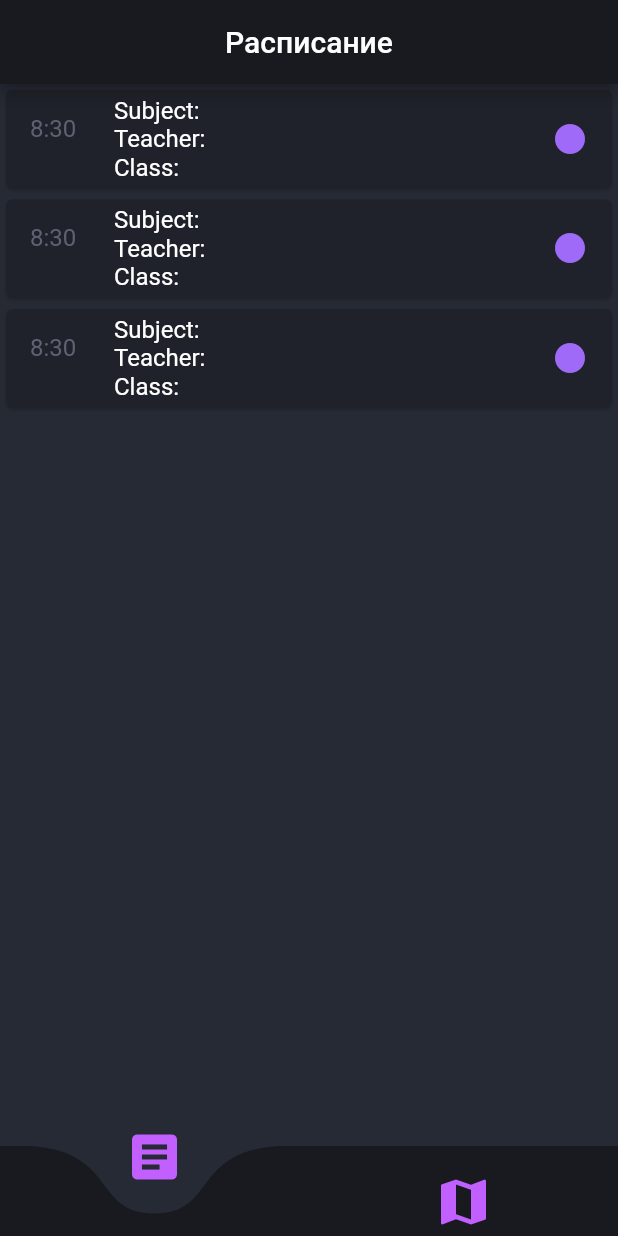
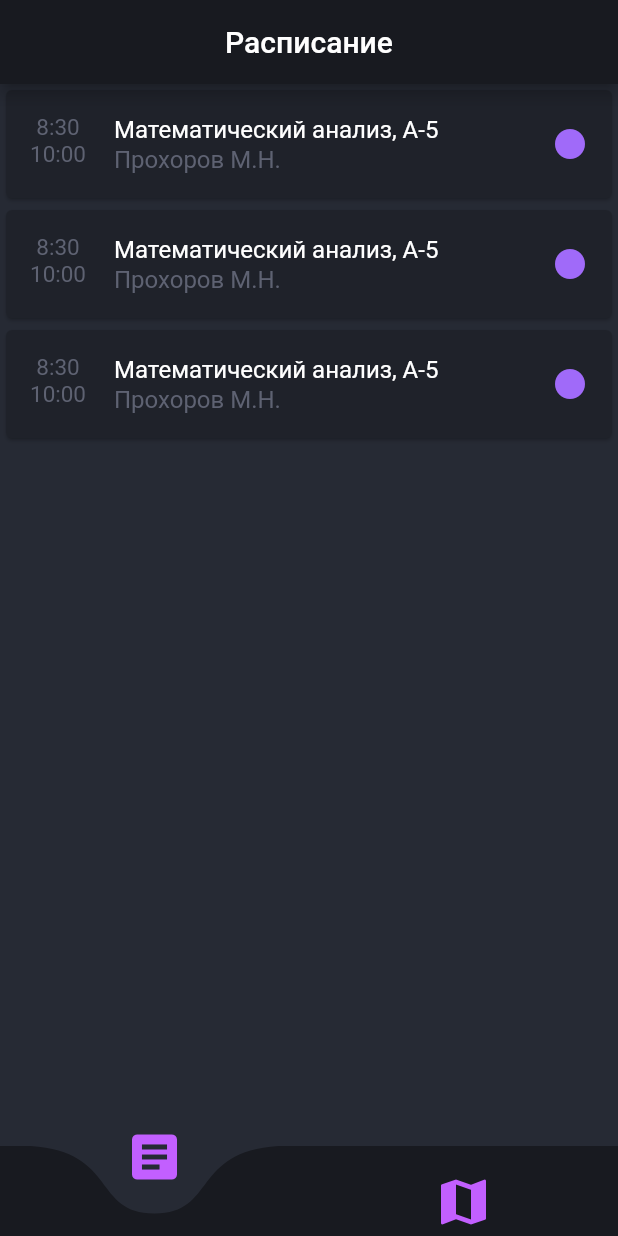
Before and after one commit to hitfot/finashka_map, a Flutter app: the Pages screen opened directly, on a phone screen of 412 x 824 dp. Run offline on Flutter 3.47's test engine with Material 2 defaults, Android fonts, the phone set to English and light mode, and no system bars; drawn by our look-alikes of curved_navigation_bar; our stand-ins replace cloud_firestore, firebase_core, flutter_speed_dial, flutter_svg; accounts and stored records are empty.

Commit message:
Новые карточки пар и система навигации по этажам

```diff
--- a/lib/main.dart
+++ b/lib/main.dart
@@ -14,7 +14,9 @@ Future<void> main() async{
   }
 
   runApp(const MaterialApp(
+    debugShowCheckedModeBanner: false,
     home: HomePage(),
+
   ));
 
 }
--- a/lib/presentation/pages/shedule/widgets/lesson_card.dart
+++ b/lib/presentation/pages/shedule/widgets/lesson_card.dart
@@ -25,10 +25,11 @@ class LessonCard extends StatelessWidget{
     return Center(
       child: Card(
         child: Column(
-          children: const [
+          children: const <Widget> [
             ListTile(
-              leading: Text('8:30', style: TextStyle(fontSize: 16, color: DarkThemeColors.deactive), textAlign: TextAlign.center,),
-              title: Text('Subject: '+'\nTeacher: '+'\nClass:'+'', style: TextStyle(fontSize: 16, color: DarkThemeColors.white), textAlign: TextAlign.left),
+              leading: Text('8:30'+'\n10:00', style: TextStyle(fontSize: 15, color: DarkThemeColors.deactive), textAlign: TextAlign.center,),
+              title: Text('Математический анализ, '+ 'А-5', style: TextStyle(fontSize: 16, color: DarkThemeColors.white), textAlign: TextAlign.left),
+              subtitle: Text('Прохоров М.Н.', style: TextStyle(fontSize: 16, color: DarkThemeColors.deactive),),
               trailing: Icon(Icons.circle, color: DarkThemeColors.colorful01,),
             ),
           ],
```
Also changed, not shown: lib/presentation/pages/map.dart (+6 -45 lines), 1 other file.
